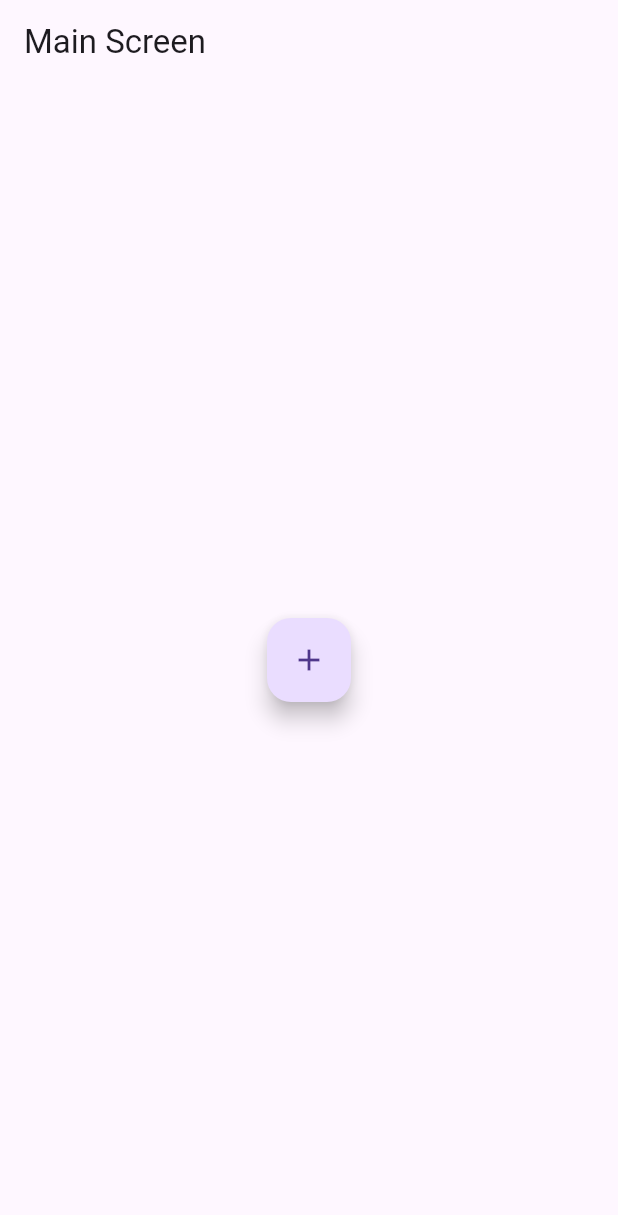
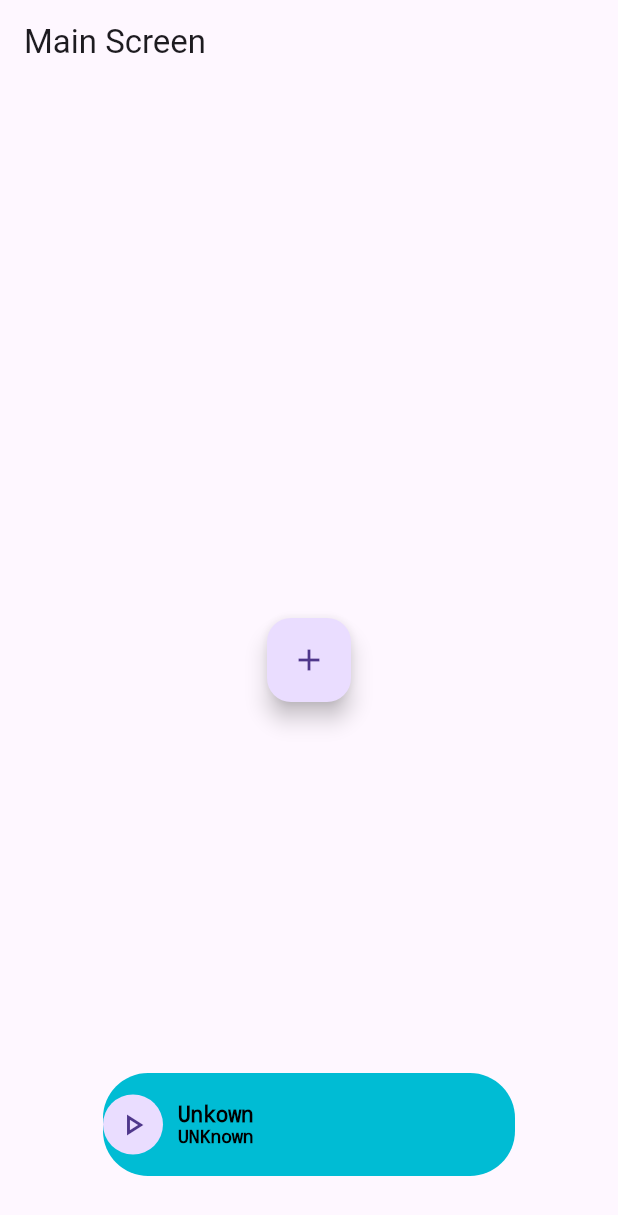
Before and after one commit to Mondal-Prasun/Muik, a Flutter app: the screen it shows after launch, on a phone screen of 412 x 824 dp. Shown: the top 1215 px of the screen. Run offline on Flutter 3.47's test engine with Material 3 defaults, Android fonts, the phone set to English and light mode, and no system bars; our stand-ins replace flutter_riverpod.

```diff
--- a/lib/provider/content_provider.dart
+++ b/lib/provider/content_provider.dart
@@ -1,5 +1,6 @@
-import 'package:flutter/cupertino.dart';
+import 'package:flutter/foundation.dart';
 import 'package:flutter_riverpod/flutter_riverpod.dart';
+import 'package:uuid/uuid.dart';
 
 class Subdirectory {
   Subdirectory({required this.name, required this.subDirUri});
@@ -22,14 +23,18 @@ final subDirUriProvider = NotifierProvider<_SubDirUriNotifier, Subdirectory>(
 
 class MusicInfo {
   MusicInfo({required this.name, required this.uri})
-    : title = "",
-      artist = "",
-      duration = "";
+    : uuid = Uuid().v4(),
+      title = null,
+      artist = null,
+      duration = null,
+      art = null;
+  String uuid;
   final String name;
   final String uri;
-  String title;
-  String artist;
-  String duration;
+  String? title;
+  String? artist;
+  String? duration;
+  Uint8List? art;
 }
 
 class _CurrentMusicNotifier extends Notifier<MusicInfo> {
@@ -39,8 +44,26 @@ class _CurrentMusicNotifier extends Notifier<MusicInfo> {
   void setCurrnetMusic(MusicInfo music) {
     state = music;
   }
+
+  void setCurrntMusicArt(Uint8List artByte) {
+    state.art = artByte;
+  }
 }
 
 final currentMusicProvider = NotifierProvider<_CurrentMusicNotifier, MusicInfo>(
   _CurrentMusicNotifier.new,
 );
+
+class _IslandMusicPlayingNotifer extends Notifier<bool> {
+  @override
+  bool build() => false;
+
+  void set(bool isPLaying) {
+    state = isPLaying;
+  }
+}
+
+final isLandMusicPlayingProvider =
+    NotifierProvider<_IslandMusicPlayingNotifer, bool>(
+      _IslandMusicPlayingNotifer.new,
+    );
--- a/lib/provider/musicCache_Provider.dart
+++ b/lib/provider/musicCache_Provider.dart
@@ -1,5 +1,6 @@
 import 'package:flutter_riverpod/flutter_riverpod.dart';
 import 'package:muik/provider/content_provider.dart';
+import 'package:flutter/material.dart';
 
 class _MusicCacheProvider extends Notifier<List<MusicInfo>> {
   @override
--- a/lib/screens/mainScreen.dart
+++ b/lib/screens/mainScreen.dart
@@ -24,22 +24,31 @@ class _MainScreen extends ConsumerState<MainScreen> {
     if (dirs != null) {
       setState(() {
         subDirs = dirs;
+        gotFolders = true;
       });
     }
   }
 
   Widget content = Placeholder();
 
+  int currentIndex = 0;
+
+  bool gotFolders = false;
+
+  bool showMusic = false;
+
   void loadAllMusic(BuildContext ctx, Subdirectory sub) {
     ref.read(subDirUriProvider.notifier).setSubDirUri(sub);
-    Navigator.push(ctx, MaterialPageRoute(builder: (ctx) => HomeScreen()));
+    setState(() {
+      showMusic = true;
+    });
   }
 
   @override
   Widget build(BuildContext context) {
     final size = MediaQuery.of(context).size;
 
-    if (subDirs.isEmpty) {
+    if (subDirs.isEmpty && !showMusic) {
       content = Center(
         child: Column(
           mainAxisAlignment: MainAxisAlignment.center,
@@ -51,7 +60,7 @@ class _MainScreen extends ConsumerState<MainScreen> {
           ],
         ),
       );
-    } else {
+    } else if (!showMusic) {
       final List withoutDotFile = [];
       final rand = Random();
 
@@ -120,7 +129,13 @@ class _MainScreen extends ConsumerState<MainScreen> {
                     itemSnapping: true,
                     flexWeights: [1, 3, 1],
                     onTap: (index) {
-                      loadAllMusic(context, Subdirectory(name:withoutDotFile[index]["name"], subDirUri: withoutDotFile[index]["uri"]));
+                      loadAllMusic(
+                        context,
+                        Subdirectory(
+                          name: withoutDotFile[index]["name"],
+                          subDirUri: withoutDotFile[index]["uri"],
+                        ),
+                      );
                     },
                     children: dirTile,
                   ),
@@ -174,8 +189,54 @@ class _MainScreen extends ConsumerState<MainScreen> {
           ),
         ],
       );
+    } else {
+      content = HomeScreen();
     }
 
-    return Scaffold(appBar: AppBar(title: Text("Main Screen")), body: content);
+    List<BottomNavigationBarItem> items = [
+      BottomNavigationBarItem(
+        icon: Icon(
+          currentIndex == 0
+              ? Icons.music_note_rounded
+              : Icons.music_note_outlined,
+        ),
+        label: "Music",
+      ),
+      BottomNavigationBarItem(
+        icon: Icon(
+          currentIndex == 1
+              ? Icons.favorite_rounded
+              : Icons.favorite_border_rounded,
+        ),
+        label: "Favorite",
+      ),
+    ];
+
+    return PopScope(
+      canPop: false,
+      onPopInvokedWithResult: (canPop, res) {
+        if (canPop == false) {
+          setState(() {
+            showMusic = false;
+          });
+        }
+      },
+      child: Scaffold(
+        appBar: AppBar(title: Text("Main Screen")),
+        bottomNavigationBar: Visibility(
+          visible: gotFolders,
+          child: BottomNavigationBar(
+            currentIndex: currentIndex,
+            onTap: (value) {
+              setState(() {
+                currentIndex = value;
+              });
+            },
+            items: [...items],
+          ),
+        ),
+        body: content,
+      ),
+    );
   }
 }
--- /dev/null
+++ b/lib/screens/standby_screen.dart
@@ -0,0 +1,83 @@
+import 'package:flutter/material.dart';
+import 'package:flutter_riverpod/flutter_riverpod.dart';
+import 'package:muik/channels/flutter_channel.dart';
+import 'package:muik/provider/content_provider.dart';
+import 'package:muik/screens/mainScreen.dart';
+import 'package:muik/screens/play_music.dart';
+import 'package:muik/widgets/current_audio_island.dart';
+
+class StandbyScreen extends ConsumerStatefulWidget {
+  const StandbyScreen({super.key});
+
+  @override
+  ConsumerState<StandbyScreen> createState() {
+    return _StandByScreenState();
+  }
+}
+
+class _StandByScreenState extends ConsumerState<StandbyScreen> {
+  bool isMusicPlaying = false;
+
+  final flutterChannel = FlutterChannel();
+
+  dynamic mediaPausedOrResumeNotification(dynamic isPlay) {
+    setState(() {
+      isMusicPlaying = isPlay as bool;
+      ref.read(isLandMusicPlayingProvider.notifier).set(isMusicPlaying);
+    });
+  }
+
+  dynamic mediaChanged(dynamic meta) {
+    print(
+      "changed music : ${meta["name"]} | ${meta["artist"]} | ${meta["duration"]}",
+    );
+    final info = ref.read(currentMusicProvider);
+    ref
+        .read(currentMusicProvider.notifier)
+        .setCurrnetMusic(
+          MusicInfo(name: info.name, uri: info.uri)
+	    //..uuid = info.uuid
+            ..title = meta["name"] as String
+            ..artist = meta["artist"]
+            ..duration = meta["duration"],
+        );
+  }
+
+  @override
+  void initState() {
+    flutterChannel.initListnersPlay({
+      "IsKtMusicPlaying": mediaPausedOrResumeNotification,
+    });
+    flutterChannel.initListnersMeta({"MediaChanged": mediaChanged});
+
+    super.initState();
+  }
+
+  @override
+  Widget build(BuildContext context) {
+    final currentMusic = ref.watch(currentMusicProvider);
+
+    return Stack(
+      children: [
+        MainScreen(),
+        Positioned(
+          bottom: 40,
+          left: 0,
+          right: 0,
+          child: GestureDetector(
+            onTap: () {
+              Navigator.of(
+                context,
+              ).push(MaterialPageRoute(builder: (_) => PlayMusic()));
+            },
+            child: CurrentAudioIsland(
+              title: currentMusic.title ?? "Unkown",
+              artist: currentMusic.artist ?? "UNKnown",
+              isPlaying: isMusicPlaying,
+            ),
+          ),
+        ),
+      ],
+    );
+  }
+}
--- /dev/null
+++ b/lib/widgets/current_audio_island.dart
@@ -0,0 +1,86 @@
+import 'package:flutter/material.dart';
+import 'package:muik/channels/android_channel.dart';
+
+class CurrentAudioIsland extends StatelessWidget {
+  const CurrentAudioIsland({
+    super.key,
+    required this.title,
+    required this.artist,
+    required this.isPlaying,
+  });
+  final String title;
+  final String artist;
+  final bool isPlaying;
+
+  TextStyle islandTextStyle(double fontSize) {
+    return TextStyle(
+      overflow: TextOverflow.ellipsis,
+      fontSize: fontSize,
+      fontWeight: FontWeight.bold,
+      color: Colors.black,
+      decoration: TextDecoration.none,
+    );
+  }
+
+  @override
+  Widget build(BuildContext context) {
+    final Size size = MediaQuery.of(context).size;
+
+    final androidChannel = AndroidChannel();
+
+    void playPauseAudio() async {
+      if (await androidChannel.isMusicPlaying()) {
+        await androidChannel.pauseMusic();
+      } else {
+        await androidChannel.resumeMusic();
+      }
+    }
+
+    double islandHeight = size.height / 12;
+    double islandWidth = size.width / 1.5;
+
+    return Row(
+      children: [
+        Spacer(),
+        Container(
+          height: islandHeight,
+          width: islandWidth,
+          decoration: BoxDecoration(
+            color: Colors.cyan,
+            borderRadius: BorderRadius.circular(30),
+          ),
+          child: Row(
+            spacing: 10,
+            mainAxisAlignment: MainAxisAlignment.start,
+            crossAxisAlignment: CrossAxisAlignment.center,
+            children: [
+              CircleAvatar(
+                child: IconButton(
+                  onPressed: playPauseAudio,
+                  icon: Icon(
+                    isPlaying
+                        ? Icons.pause_circle_outlined
+                        : Icons.play_arrow_outlined,
+                  ),
+                ),
+              ),
+              SizedBox(
+                height: islandHeight,
+                width: 150,
+                child: Column(
+                  mainAxisAlignment: MainAxisAlignment.center,
+                  crossAxisAlignment: CrossAxisAlignment.start,
+                  children: [
+                    Text(title, style: islandTextStyle(14)),
+                    Text(artist, style: islandTextStyle(12)),
+                  ],
+                ),
+              ),
+            ],
+          ),
+        ),
+        Spacer(),
+      ],
+    );
+  }
+}
--- a/pubspec.yaml
+++ b/pubspec.yaml
@@ -10,6 +10,7 @@ dependencies:
     sdk: flutter
   cupertino_icons: ^1.0.8
   flutter_riverpod: ^3.0.1
+  uuid: ^4.5.1
 
 dev_dependencies:
   flutter_test:
@@ -19,8 +20,8 @@ flutter:
   uses-material-design: true
 
   # To add assets to your application, add an assets section, like this:
-  # assets:
-  #   - images/a_dot_burr.jpeg
+  assets:
+    - assets/placeholder.jpg
   #   - images/a_dot_ham.jpeg
 
   # fonts:
```
Also changed, not shown: lib/channels/android_channel.dart (+10 -0 lines), lib/channels/flutter_channel.dart (+11 -15 lines), lib/main.dart (+6 -2 lines), lib/screens/allMusic.dart (+9 -5 lines), lib/screens/play_music.dart (+8 -45 lines), lib/widgets/music_art_card.dart (+51 -5 lines), lib/widgets/music_duration_indicator.dart (+45 -8 lines), lib/widgets/play_pause_widget.dart (+15 -19 lines), assets/placeholder.jpg (added), pubspec.lock, 2 other files.
